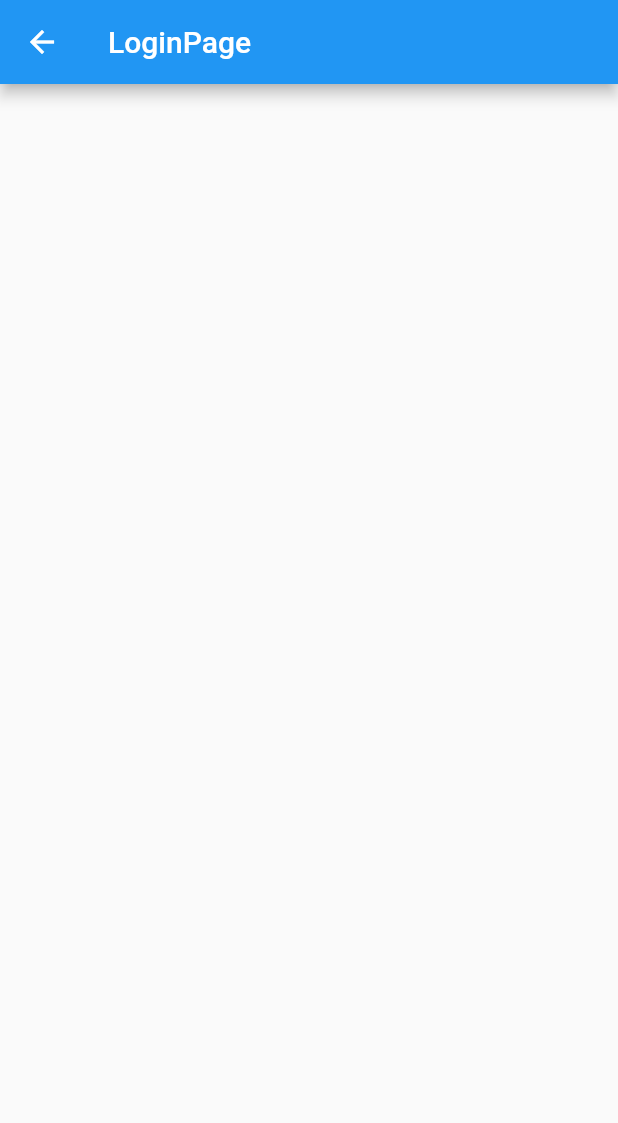
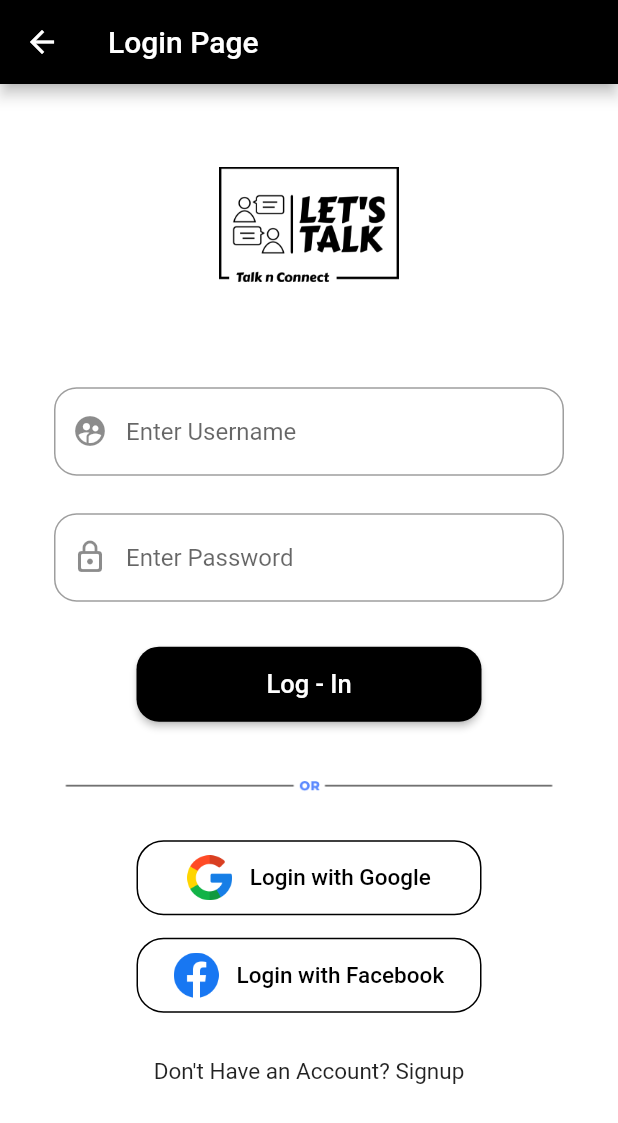
Before and after one commit to hasira09/Chat_App, a Flutter app: the LoginScreen screen opened by its route, on a phone screen of 412 x 824 dp. Shown: the top 1123 px of the screen. Run offline on Flutter 3.47's test engine with Material 2 defaults, Android fonts, the phone set to English and light mode, and no system bars; our stand-ins replace curved_navigation_bar, flutter_svg.

```diff
--- a/lib/Screens/LoginScreen.dart
+++ b/lib/Screens/LoginScreen.dart
@@ -1,12 +1,137 @@
 import 'package:flutter/material.dart';
+
+import '../MainScreens/BottomNav.dart';
+import 'SignupScreen.dart';
 
 class LoginScreen extends StatelessWidget {
   static String id = 'LoginScreen';
 
   @override
   Widget build(BuildContext context) {
+    final size = MediaQuery.of(context).size;
+
     return Scaffold(
-      appBar: AppBar(title: Text("LoginPage")),
+      appBar: AppBar(
+        backgroundColor: Colors.black,
+        title: Text("Login Page"),
+      ),
+      body: SingleChildScrollView(
+        child: Container(
+          decoration: BoxDecoration(
+            color: Colors.white,
+          ),
+          padding: const EdgeInsets.all(35),
+          child: Column(
+            crossAxisAlignment: CrossAxisAlignment.center,
+            mainAxisAlignment: MainAxisAlignment.start,
+            children: [
+              Container(height: 20),
+              Image.asset("assets/Logo.png", width: 120),
+              Container(height: 70),
+              Container(
+                padding: EdgeInsets.symmetric(horizontal: 1),
+                child: TextField(
+                  decoration: InputDecoration(
+                    border: OutlineInputBorder(
+                      borderRadius: BorderRadius.circular(15),
+                    ),
+                    hintText: "Enter Username",
+                    prefixIcon: Icon(Icons.supervised_user_circle_rounded),
+                  ),
+                ),
+              ),
+              SizedBox(height: 25),
+              Container(
+                padding: EdgeInsets.symmetric(horizontal: 1),
+                child: TextField(
+                  decoration: InputDecoration(
+                    border: OutlineInputBorder(
+                      borderRadius: BorderRadius.circular(15),
+                    ),
+                    hintText: "Enter Password",
+                    prefixIcon: Icon(Icons.lock_outline_rounded),
+                  ),
+                ),
+              ),
+              SizedBox(height: 30),
+              SizedBox(
+                height: 50,
+                width: 230,
+                child: ElevatedButton(
+                  onPressed: () {
+                    Navigator.push(context,
+                        MaterialPageRoute(builder: (context) => HomePage()));
+                  },
+                  child: Text("Log - In", style: TextStyle(fontSize: 17)),
+                  style: ElevatedButton.styleFrom(
+                    primary: Colors.black,
+                    shape: RoundedRectangleBorder(
+                      borderRadius: BorderRadius.circular(15),
+                    ),
+                  ),
+                ),
+              ),
+              SizedBox(
+                height: 20,
+              ),
+              Image.asset("assets/line.png"),
+              SizedBox(
+                height: 10,
+              ),
+              SizedBox(
+                height: 50,
+                width: 230,
+                child: TextButton.icon(
+                  onPressed: () {},
+                  icon: Image.asset("assets/Google.png", width: 30, height: 30),
+                  label: Text(" Login with Google",
+                      style: TextStyle(color: Colors.black, fontSize: 15)),
+                  style: ButtonStyle(
+                      foregroundColor:
+                          MaterialStateProperty.all<Color>(Colors.black),
+                      shape: MaterialStateProperty.all<RoundedRectangleBorder>(
+                          RoundedRectangleBorder(
+                              borderRadius: BorderRadius.circular(18.0),
+                              side: BorderSide(color: Colors.black)))),
+                ),
+              ),
+              SizedBox(
+                height: 15,
+              ),
+              SizedBox(
+                height: 50,
+                width: 230,
+                child: TextButton.icon(
+                  onPressed: () {},
+                  icon:
+                      Image.asset("assets/Facebook.png", width: 30, height: 30),
+                  label: Text(" Login with Facebook",
+                      style: TextStyle(color: Colors.black, fontSize: 15)),
+                  style: ButtonStyle(
+                      foregroundColor:
+                          MaterialStateProperty.all<Color>(Colors.black),
+                      shape: MaterialStateProperty.all<RoundedRectangleBorder>(
+                          RoundedRectangleBorder(
+                              borderRadius: BorderRadius.circular(18.0),
+                              side: BorderSide(color: Colors.black)))),
+                ),
+              ),
+              SizedBox(
+                height: 30,
+              ),
+              GestureDetector(
+                  onTap: () {
+                    Navigator.push(
+                        context,
+                        MaterialPageRoute(
+                            builder: (context) => SignupScreen()));
+                  },
+                  child: Text("Don't Have an Account? Signup",
+                      style: TextStyle(fontSize: 15))),
+            ],
+          ),
+        ),
+      ),
     );
   }
 }
```
Also changed, not shown: lib/MainScreens/BottomNav.dart (added, +75 -0 lines), lib/MainScreens/ChatScreen1.dart (added, +15 -0 lines), lib/MainScreens/HomePage.dart (added, +224 -0 lines), lib/MainScreens/Profile.dart (added, +15 -0 lines), lib/MainScreens/Settings.dart (added, +15 -0 lines), lib/MainScreens/VideoCall.dart (added, +15 -0 lines), lib/Screens/SignupScreen.dart (+35 -17 lines), pubspec.yaml (+13 -0 lines), assets/Icons/Chat.svg (added), assets/Icons/ChatIcon.svg (added), assets/Icons/Home.svg (added), assets/Icons/Profile.svg (added), assets/Icons/Profileicon.svg (added), assets/Icons/Settings.svg (added), 6 more files.
